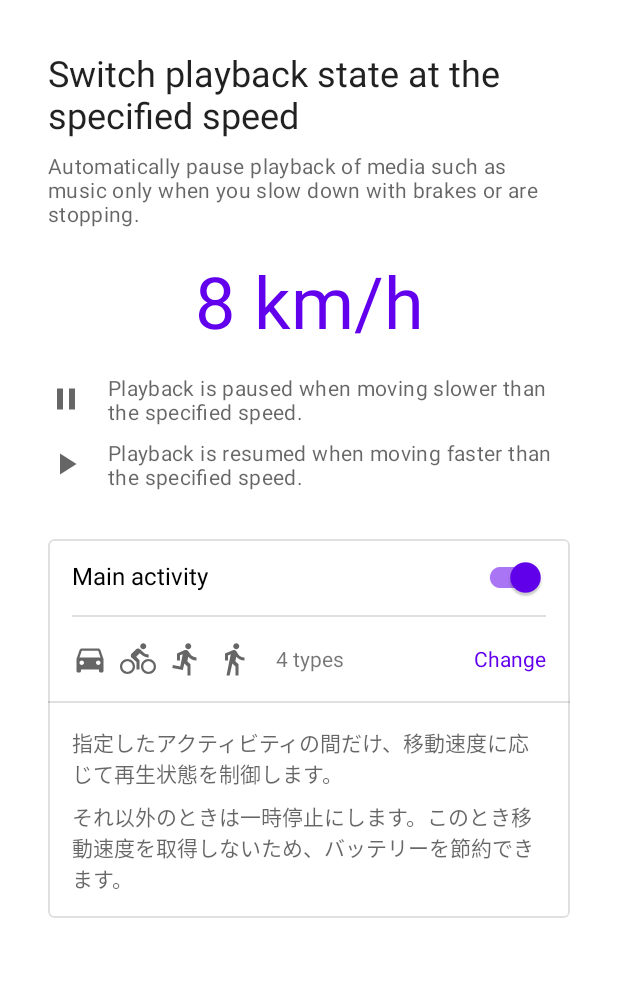
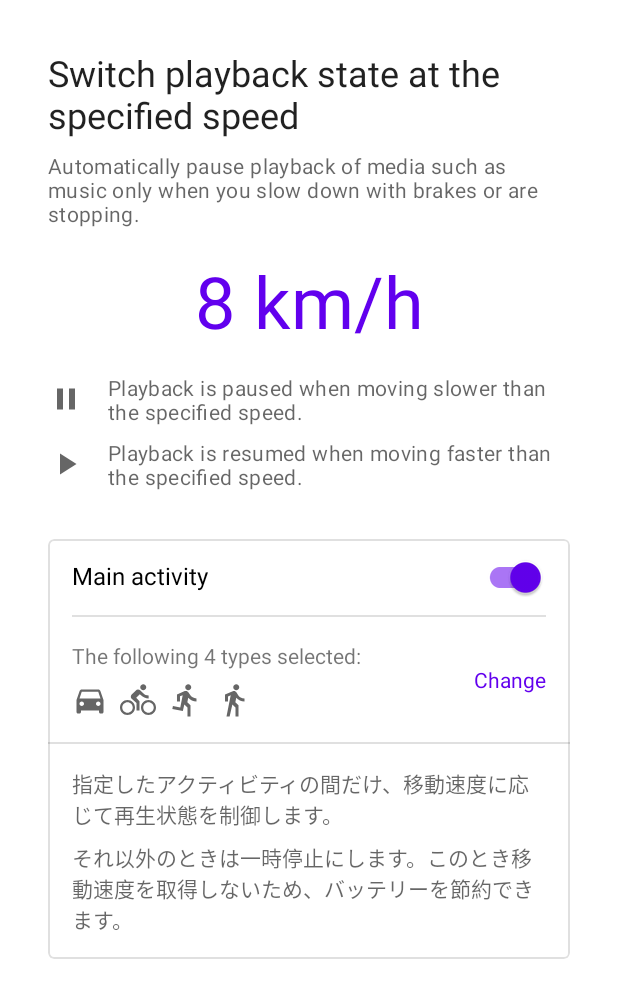
Before and after one commit to hiroto7/Brake-to-Pause, an Android app: the screen it shows after launch (MainActivity), on a phone screen of 412 x 824 dp. Shown: the top 998 px of the screen. Run offline under Robolectric (Android 15) with nearby library versions, the phone set to English and light mode, and no system bars; 4 statements that could not run were skipped.

Commit message:
メインのアクティビティに複数の種類を選択したときの表示方法を変更

```diff
--- a/app/src/main/java/com/example/getofftopause/MainActivity.java
+++ b/app/src/main/java/com/example/getofftopause/MainActivity.java
@@ -234,10 +234,17 @@ public class MainActivity extends AppCompatActivity implements SharedPreferences
         List<Activity> selectedActivities = activities.stream().filter(activity -> sharedPreferences.getBoolean(activity.key, true)).collect(Collectors.toList());
         selectedActivities.forEach(activity -> activity.imageView.setVisibility(View.VISIBLE));
 
-        binding.textSelectedActivity.setText(
-                selectedActivities.size() == 1 ?
-                        selectedActivities.get(0).title :
-                        getString(R.string.n_types, selectedActivities.size()));
+        if (selectedActivities.size() == 1) {
+            binding.textSelectedActivity.setVisibility(View.VISIBLE);
+            binding.textSelectedActivityCount.setVisibility(View.GONE);
+
+            binding.textSelectedActivity.setText(selectedActivities.get(0).title);
+        } else {
+            binding.textSelectedActivity.setVisibility(View.GONE);
+            binding.textSelectedActivityCount.setVisibility(View.VISIBLE);
+
+            binding.textSelectedActivityCount.setText(getString(R.string.n_types_selected, selectedActivities.size()));
+        }
     }
 
     private class Activity {
--- a/app/src/main/res/layout/activity_main.xml
+++ b/app/src/main/res/layout/activity_main.xml
@@ -123,6 +123,18 @@
                             android:layout_width="0dp"
                             android:layout_height="wrap_content"
                             android:layout_weight="1"
+                            android:orientation="vertical">
+
+                            <TextView
+                                android:id="@+id/text_selected_activity_count"
+                                android:layout_width="match_parent"
+                                android:layout_height="wrap_content"
+                                android:layout_marginBottom="8dp"
+                                android:text="@string/n_types_selected" />
+
+                            <LinearLayout
+                                android:layout_width="match_parent"
+                                android:layout_height="wrap_content"
                                 android:gravity="center_vertical"
                                 android:orientation="horizontal">
 
@@ -167,7 +179,10 @@
                                     android:layout_width="wrap_content"
                                     android:layout_height="wrap_content"
                                     android:layout_marginStart="8dp"
-                                android:text="@string/n_types" />
+                                    android:text="@string/in_vehicle_title"
+                                    android:textAppearance="?attr/textAppearanceListItemSecondary"
+                                    android:textColor="?android:attr/textColorSecondary" />
+                            </LinearLayout>
                         </LinearLayout>
 
                         <TextView
--- a/app/src/main/res/values/strings.xml
+++ b/app/src/main/res/values/strings.xml
@@ -31,7 +31,7 @@
     <string name="running_title">Running</string>
     <string name="walking_title">Walking</string>
     <string name="change_button_text">Change</string>
-    <string name="n_types">%d types</string>
+    <string name="n_types_selected">The following %d types selected:</string>
 
     <string name="location_key" translatable="false">location</string>
 
```
Also changed, not shown: 1 other file. Lines whose indentation alone changed are shown as unchanged.
